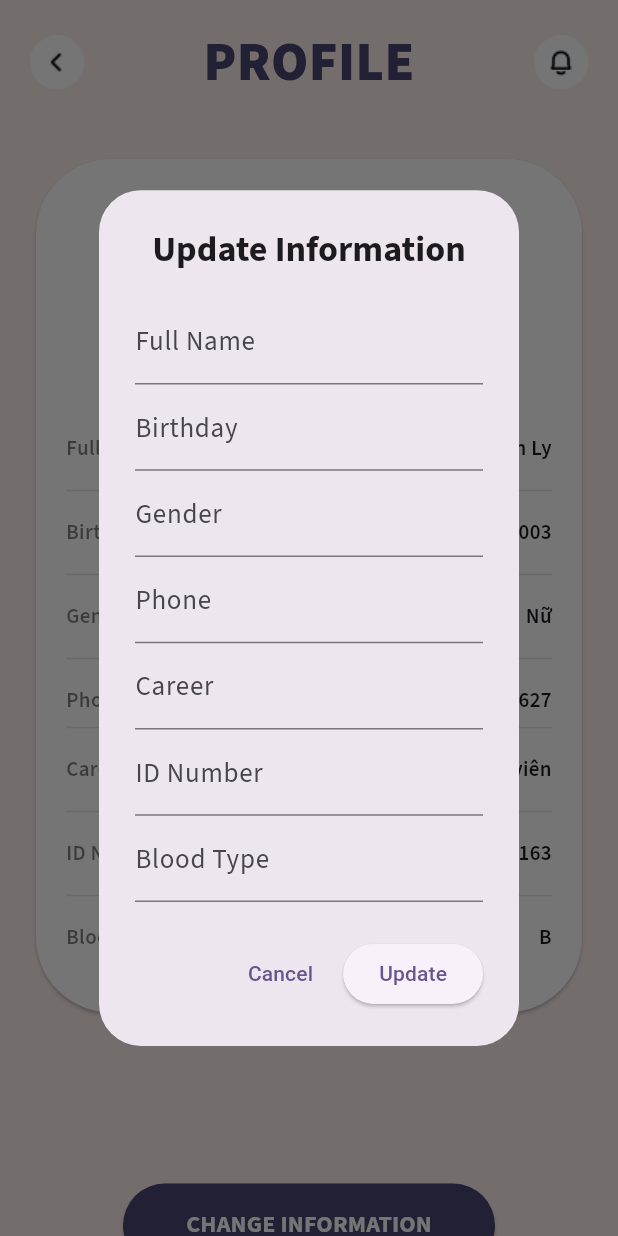
After one commit to bleenee203/healthcare_app, a Flutter app: the ProfilePage screen opened by its route, after a tap on "CHANGE INFORMATION", on a phone screen of 412 x 824 dp. The commit adds this screen. Run offline on Flutter 3.47's test engine with Material 3 defaults, Android fonts, the phone set to English and light mode, and no system bars; our stand-ins replace carousel_slider, curved_navigation_bar, go_router, hexcolor, lottie, percent_indicator and 1 more.

Commit message:
create profile page

```diff
--- a/lib/app.dart
+++ b/lib/app.dart
@@ -13,8 +13,11 @@ class MyApp extends StatelessWidget {
         colorScheme: ColorScheme.fromSeed(seedColor: Colors.deepPurple),
         useMaterial3: true,
       ),
-      routerConfig: RouterCustom.router,
+      //routerConfig: RouterCustom.router,
       debugShowCheckedModeBanner: false,
+      routerDelegate: RouterCustom.router.routerDelegate,
+      routeInformationParser: RouterCustom.router.routeInformationParser,
+      routeInformationProvider: RouterCustom.router.routeInformationProvider,
     );
   }
 }
--- a/lib/main.dart
+++ b/lib/main.dart
@@ -1,4 +1,3 @@
-import 'dart:convert';
 
 import 'package:flutter/material.dart';
 import 'package:healthcare_app/app.dart';
--- /dev/null
+++ b/lib/src/presentation/pages/profile_screen.dart
@@ -0,0 +1,326 @@
+import 'package:flutter/material.dart';
+import 'package:flutter/widgets.dart';
+import 'package:intl/intl.dart';
+import 'package:healthcare_app/src/router/router.dart';
+import 'package:hexcolor/hexcolor.dart';
+
+class ProfilePage extends StatefulWidget {
+  const ProfilePage({Key? key}) : super(key: key);
+
+  @override
+  State<StatefulWidget> createState() => _ProfilePage();
+}
+
+class _ProfilePage extends State<ProfilePage> {
+  @override
+  Widget build(BuildContext context) {
+    return SafeArea(
+      child: Scaffold(
+        resizeToAvoidBottomInset: true,
+        body: Container(
+          height: double.infinity,
+          color: const Color(0xfffbedec),
+          padding: const EdgeInsets.symmetric(horizontal: 20),
+          child: SingleChildScrollView(
+            child: Column(
+              //crossAxisAlignment: CrossAxisAlignment.stretch,
+              mainAxisSize: MainAxisSize.min,
+              children: [
+                Padding(
+                  padding: const EdgeInsets.only(top: 16, bottom: 35),
+                  child: Row(
+                    mainAxisAlignment: MainAxisAlignment.spaceBetween,
+                    children: [
+                      GestureDetector(
+                        onTap: () => RouterCustom.router.pop(),
+                        child: Image.asset('res/images/go-back.png'),
+                      ),
+                      Text(
+                        "PROFILE",
+                        style: TextStyle(
+                          color: HexColor("474672"),
+                          fontFamily: "SourceSans3",
+                          fontSize: 36,
+                          fontWeight: FontWeight.w900,
+                        ),
+                      ),
+                      Image.asset("res/images/noti.png"),
+                    ],
+                  ),
+                ),
+                Card(
+                  color: Colors.white,
+                  shape: RoundedRectangleBorder(
+                    borderRadius: BorderRadius.circular(50),
+                  ),
+                  child: Padding(
+                    padding: const EdgeInsets.only(
+                        left: 20, right: 20, top: 26, bottom: 40),
+                    child: Column(
+                      crossAxisAlignment: CrossAxisAlignment.start,
+                      children: [
+                        Center(
+                          child: Column(
+                            children: [
+                              Container(
+                                width: 102,
+                                height: 102,
+                                decoration: const BoxDecoration(
+                                  shape: BoxShape.circle,
+                                  image: DecorationImage(
+                                    image: AssetImage("res/images/avatar.png"),
+                                    fit: BoxFit.cover,
+                                  ),
+                                ),
+                              ),
+                              const SizedBox(height: 10),
+                              Text(
+                                "Change Avatar",
+                                style: TextStyle(
+                                  fontFamily: "SourceSans3",
+                                  fontWeight: FontWeight.w600,
+                                  fontSize: 14,
+                                  color: HexColor("FBAE9E"),
+                                ),
+                              ),
+                            ],
+                          ),
+                        ),
+                        const SizedBox(
+                          height: 25,
+                        ),
+                        _buildInfoRow("Full Name", "Bích Ly"),
+                        const SizedBox(
+                          height: 10,
+                        ),
+                        Divider(
+                          color: Colors.black.withOpacity(0.1),
+                        ),
+                        const SizedBox(
+                          height: 10,
+                        ),
+                        _buildInfoRow("Birthday", "24/10/2003"),
+                        const SizedBox(
+                          height: 10,
+                        ),
+                        Divider(
+                          color: Colors.black.withOpacity(0.1),
+                        ),
+                        const SizedBox(
+                          height: 10,
+                        ),
+                        _buildInfoRow("Gender", "Nữ"),
+                        const SizedBox(
+                          height: 10,
+                        ),
+                        Divider(
+                          color: Colors.black.withOpacity(0.1),
+                        ),
+                        const SizedBox(
+                          height: 10,
+                        ),
+                        _buildInfoRow("Phone", "0819713627"),
+                        Divider(
+                          color: Colors.black.withOpacity(0.1),
+                        ),
+                        const SizedBox(
+                          height: 10,
+                        ),
+                        _buildInfoRow("Career", "Sinh viên"),
+                        const SizedBox(
+                          height: 10,
+                        ),
+                        Divider(
+                          color: Colors.black.withOpacity(0.1),
+                        ),
+                        const SizedBox(
+                          height: 10,
+                        ),
+                        _buildInfoRow("ID Number", "054303000163"),
+                        const SizedBox(
+                          height: 10,
+                        ),
+                        Divider(
+                          color: Colors.black.withOpacity(0.1),
+                        ),
+                        const SizedBox(
+                          height: 10,
+                        ),
+                        _buildInfoRow("Blood Type", "B"),
+                      ],
+                    ),
+                  ),
+                ),
+                Padding(
+                  padding: const EdgeInsets.only(top: 110),
+                  child: ElevatedButton(
+                    onPressed: () {
+                      _showUpdatePopup(context);
+                    },
+                    style: ElevatedButton.styleFrom(
+                        minimumSize: const Size(248, 56),
+                        backgroundColor: HexColor("474672")),
+                    child: const Text(
+                      "CHANGE INFORMATION",
+                      style: TextStyle(
+                        fontFamily: "SourceSans3",
+                        fontWeight: FontWeight.w700,
+                        fontSize: 16,
+                        color: Colors.white,
+                      ),
+                    ),
+                  ),
+                )
+              ],
+            ),
+          ),
+        ),
+      ),
+    );
+  }
+
+  Widget _buildInfoRow(String title, String value) {
+    return Row(
+      children: [
+        Expanded(
+          child: Text(
+            title,
+            style: TextStyle(
+              fontFamily: "SourceSans3",
+              fontWeight: FontWeight.w600,
+              fontSize: 14,
+              color: Colors.black.withOpacity(0.5),
+            ),
+          ),
+        ),
+        Expanded(
+          child: Text(
+            value,
+            textAlign: TextAlign.end,
+            style: const TextStyle(
+              fontFamily: "SourceSans3",
+              fontWeight: FontWeight.w600,
+              fontSize: 14,
+            ),
+          ),
+        ),
+      ],
+    );
+  }
+
+  void _showUpdatePopup(BuildContext context) {
+    showDialog(
+      context: context,
+      builder: (BuildContext context) {
+        return AlertDialog(
+          title: const Text(
+            'Update Information',
+            textAlign: TextAlign.center,
+            style: TextStyle(
+              fontFamily: "SourceSans3",
+              fontWeight: FontWeight.w700,
+              fontSize: 24,
+            ),
+          ),
+          content: SingleChildScrollView(
+            child: Column(
+              children: <Widget>[
+                const TextField(
+                  decoration: InputDecoration(
+                      labelText: 'Full Name',
+                      labelStyle: TextStyle(
+                        fontFamily: "SourceSans3",
+                        fontSize: 18,
+                      )),
+                ),
+                TextField(
+                  controller: _dateController,
+                  readOnly: true,
+                  onTap: () => _showDatePicker(context),
+                  decoration: const InputDecoration(
+                      labelText: 'Birthday',
+                      labelStyle: TextStyle(
+                        fontFamily: "SourceSans3",
+                        fontSize: 18,
+                      )),
+                ),
+                const TextField(
+                  decoration: InputDecoration(
+                      labelText: 'Gender',
+                      labelStyle: TextStyle(
+                        fontFamily: "SourceSans3",
+                        fontSize: 18,
+                      )),
+                ),
+                const TextField(
+                  decoration: InputDecoration(
+                      labelText: 'Phone',
+                      labelStyle: TextStyle(
+                        fontFamily: "SourceSans3",
+                        fontSize: 18,
+                      )),
+                ),
+                const TextField(
+                  decoration: InputDecoration(
+                      labelText: 'Career',
+                      labelStyle: TextStyle(
+                        fontFamily: "SourceSans3",
+                        fontSize: 18,
+                      )),
+                ),
+                const TextField(
+                  decoration: InputDecoration(
+                      labelText: 'ID Number',
+                      labelStyle: TextStyle(
+                        fontFamily: "SourceSans3",
+                        fontSize: 18,
+                      )),
+                ),
+                const TextField(
+                  decoration: InputDecoration(
+                      labelText: 'Blood Type',
+                      labelStyle: TextStyle(
+                        fontFamily: "SourceSans3",
+                        fontSize: 18,
+                      )),
+                ),
+              ],
+            ),
+          ),
+          actions: <Widget>[
+            TextButton(
+              onPressed: () {
+                // Close the popup
+                Navigator.of(context).pop();
+              },
+              child: const Text('Cancel'),
+            ),
+            ElevatedButton(
+              onPressed: () {
+                // Handle update logic here
+                // You can access the input field values and update the user information
+              },
+              child: const Text('Update'),
+            ),
+          ],
+        );
+      },
+    );
+  }
+
+  final TextEditingController _dateController = TextEditingController();
+  void _showDatePicker(BuildContext context) async {
+    final DateTime? picked = await showDatePicker(
+      context: context,
+      initialDate: DateTime.now(),
+      firstDate: DateTime(1800),
+      lastDate: DateTime.now(),
+    );
+    if (picked != null) {
+      setState(() {
+        _dateController.text = DateFormat('dd/MM/yyyy')
+            .format(picked); // Set the picked date to the TextField
+      });
+    }
+  }
+}
--- a/lib/src/presentation/pages/user_screen.dart
+++ b/lib/src/presentation/pages/user_screen.dart
@@ -1,4 +1,5 @@
 import 'package:flutter/material.dart';
+import 'package:go_router/go_router.dart';
 import 'package:healthcare_app/src/presentation/widgets/thum_shape.dart';
 import 'package:hexcolor/hexcolor.dart';
 
@@ -139,6 +140,8 @@ class _UserProfilePage extends State<UserProfilePage> {
                   ),
                   Padding(
                     padding: const EdgeInsets.only(top: 22, bottom: 22),
+                    child: GestureDetector(
+                      onTap: () => GoRouter.of(context).pushNamed('profile'),
                       child: Row(
                         mainAxisAlignment: MainAxisAlignment.spaceBetween,
                         children: [
@@ -159,6 +162,7 @@ class _UserProfilePage extends State<UserProfilePage> {
                         ],
                       ),
                     ),
+                  ),
                   Row(
                     mainAxisAlignment: MainAxisAlignment.spaceBetween,
                     children: [
@@ -177,6 +181,27 @@ class _UserProfilePage extends State<UserProfilePage> {
                       ),
                       Image.asset("res/images/right.png")
                     ],
+                  ),
+                  Padding(
+                    padding: const EdgeInsets.only(top: 22, bottom: 22),
+                    child: Row(
+                      mainAxisAlignment: MainAxisAlignment.spaceBetween,
+                      children: [
+                        Image.asset("res/images/logout.png"),
+                        const Expanded(
+                          child: Padding(
+                            padding: EdgeInsets.only(left: 17),
+                            child: Text(
+                              "Logout",
+                              style: TextStyle(
+                                  fontFamily: "SourceSans3",
+                                  fontWeight: FontWeight.w700,
+                                  fontSize: 14),
+                            ),
+                          ),
+                        )
+                      ],
+                    ),
                   ),
                   const Padding(
                     padding: EdgeInsets.only(top: 50, bottom: 8),
--- a/lib/src/router/router.dart
+++ b/lib/src/router/router.dart
@@ -3,6 +3,7 @@ import 'package:go_router/go_router.dart';
 import 'package:healthcare_app/src/presentation/pages/Success_screen.dart';
 import 'package:healthcare_app/src/presentation/pages/home_screen.dart';
 import 'package:healthcare_app/src/presentation/pages/login_screen.dart';
+import 'package:healthcare_app/src/presentation/pages/profile_screen.dart';
 import 'package:healthcare_app/src/presentation/pages/resetPassword_screen.dart';
 import 'package:healthcare_app/src/presentation/pages/signup_screen.dart';
 import 'package:healthcare_app/src/presentation/pages/splash_page.dart';
@@ -11,44 +12,56 @@ import 'package:healthcare_app/src/presentation/pages/verify_screen.dart';
 
 import '../presentation/pages/register_screen.dart';
 
-class RouterCustom{
+class RouterCustom {
   static final GoRouter router = GoRouter(
     initialLocation: '/login',
     routes: <RouteBase>[
       GoRoute(
-      path: '/', // Path cho giao diện splash
-      name: 'splash',
-      builder: (BuildContext context, GoRouterState state) => const ResetPassword(), // Hiển thị LoginPage
+        path: '/resetpass', // Path cho giao diện splash
+        name: 'resetpass',
+        builder: (BuildContext context, GoRouterState state) =>
+            const ResetPassword(), // Hiển thị LoginPage
       ),
       GoRoute(
         path: '/login', // Path cho giao diện đăng nhập
         name: 'login',
-      builder: (BuildContext context, GoRouterState state) => const LoginPage(), // Hiển thị LoginPage
+        builder: (BuildContext context, GoRouterState state) =>
+            const LoginPage(), // Hiển thị LoginPage
       ),
       GoRoute(
         path: '/signup', // Path cho giao diện splash
         name: 'signup',
-      builder: (BuildContext context, GoRouterState state) => const SignupPage(), // Hiển thị LoginPage
+        builder: (BuildContext context, GoRouterState state) =>
+            const SignupPage(), // Hiển thị LoginPage
       ),
       GoRoute(
         path: '/tabs', // Path cho giao diện splash
         name: 'tabs',
-      builder: (BuildContext context, GoRouterState state) => const MyTabs(), // Hiển thị LoginPage
+        builder: (BuildContext context, GoRouterState state) =>
+            const MyTabs(), // Hiển thị LoginPage
       ),
       GoRoute(
         path: '/verify', // Path cho giao diện splash
         name: 'verify',
-    builder: (BuildContext context, GoRouterState state) => const Verify(), // Hiển thị LoginPage
+        builder: (BuildContext context, GoRouterState state) =>
+            const Verify(), // Hiển thị LoginPage
       ),
       GoRoute(
         path: '/success', // Path cho giao diện splash
         name: 'success',
-      builder: (BuildContext context, GoRouterState state) => const Success(), // Hiển thị LoginPage
+        builder: (BuildContext context, GoRouterState state) =>
+            const Success(), // Hiển thị LoginPage
       ),
       GoRoute(
         path: '/register', // Path cho giao diện splash
         name: 'register',
-      builder: (BuildContext context, GoRouterState state) => const Register(), // Hiển thị LoginPage
+        builder: (BuildContext context, GoRouterState state) =>
+            const Register(), // Hiển thị LoginPage
+      ),
+      GoRoute(
+        path: '/profile',
+        name: 'profile',
+        builder: (BuildContext context, GoRouterState state) => const ProfilePage()
       ),
     ],
   );
--- a/pubspec.yaml
+++ b/pubspec.yaml
@@ -37,6 +37,7 @@ dependencies:
   percent_indicator: ^4.2.3
   go_router: ^14.0.1
   simple_animations: ^5.0.2
+  intl: ^0.19.0
 
   # The following adds the Cupertino Icons font to your application.
   # Use with the CupertinoIcons class for iOS style icons.
```
Also changed, not shown: pubspec.lock, res/images/logout.png (added), 1 other file. Lines whose indentation alone changed are shown as unchanged.
